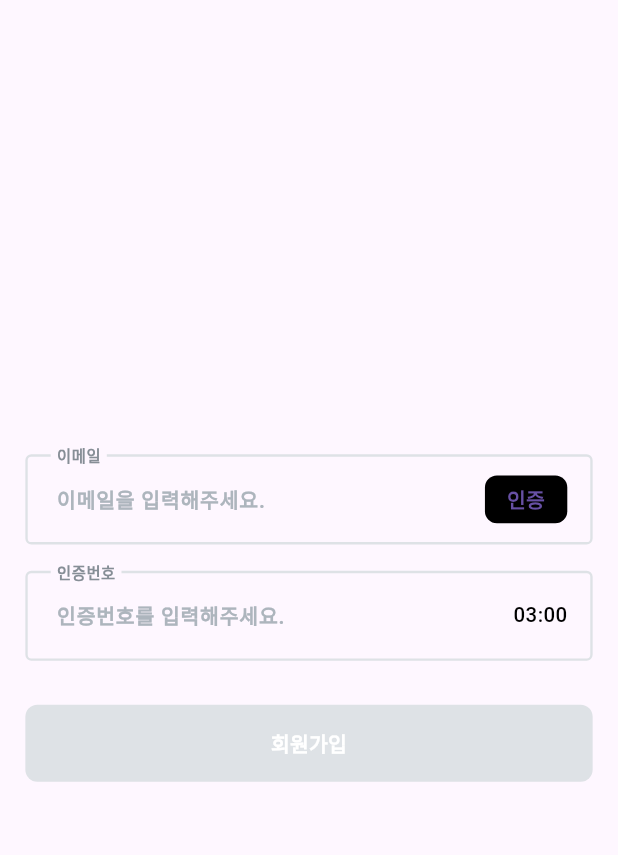
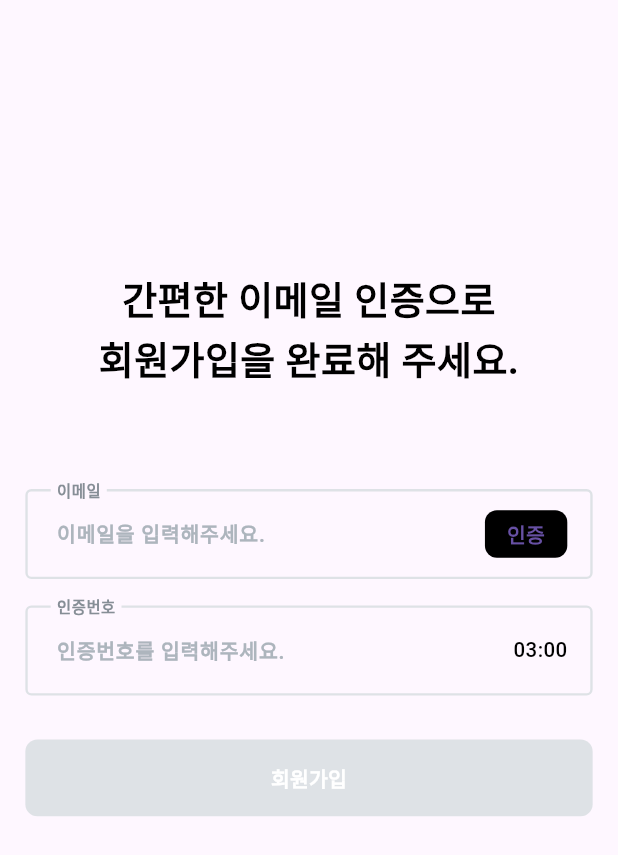
Before and after one commit to collecter1110/collecter, a Flutter app: the EmailAuthenticationScreen screen opened directly, on a phone screen of 412 x 824 dp. Shown: the top 855 px of the screen. Run offline on Flutter 3.47's test engine with Material 3 defaults, Android fonts, the phone set to English and light mode, and no system bars; our stand-ins replace flutter_dotenv, flutter_screenutil, fluttertoast, image_picker, supabase_flutter; accounts and stored records are empty; Roboto replaces fonts that are missing (Pretendard, PretendardRegular).

Commit message:
style : Email Authentication Screen UI/UX

```diff
--- a/lib/page/join/email_authentication_screen.dart
+++ b/lib/page/join/email_authentication_screen.dart
@@ -166,11 +166,25 @@ class _EmailAuthenticationScreenState extends State<EmailAuthenticationScreen> {
       child: Scaffold(
         resizeToAvoidBottomInset: false,
         body: Padding(
-          padding: EdgeInsets.symmetric(horizontal: 16.0.w),
+          padding: EdgeInsets.only(top: 184.0.h, left: 16.0.w, right: 16.0.w),
           child: Column(
-            mainAxisAlignment: MainAxisAlignment.center,
+            mainAxisAlignment: MainAxisAlignment.start,
             crossAxisAlignment: CrossAxisAlignment.center,
             children: [
+              Text(
+                '간편한 이메일 인증으로\n회원가입을 완료해 주세요.',
+                style: TextStyle(
+                  fontFamily: 'PretendardRegular',
+                  fontSize: 26.sp,
+                  fontWeight: FontWeight.w600,
+                  color: Colors.black,
+                  height: 1.5,
+                ),
+                textAlign: TextAlign.center,
+              ),
+              SizedBox(
+                height: 68.0.h,
+              ),
               Form(
                 key: _emailAddressFormKey,
                 child: CustomTextFormField(
```
